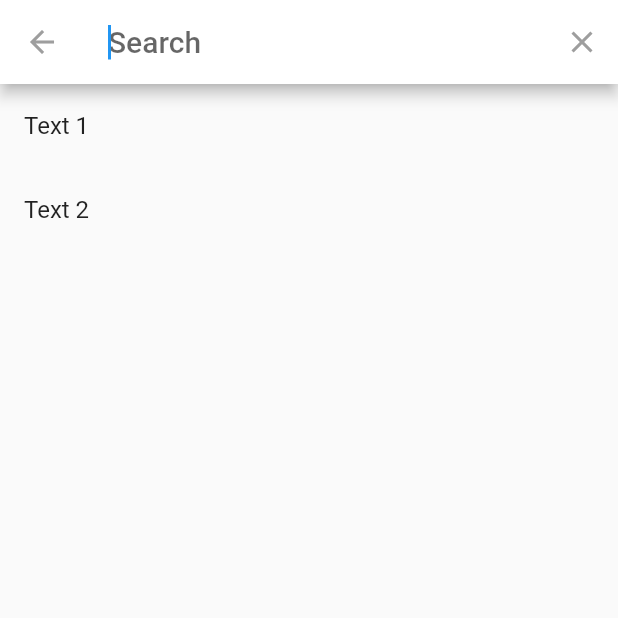
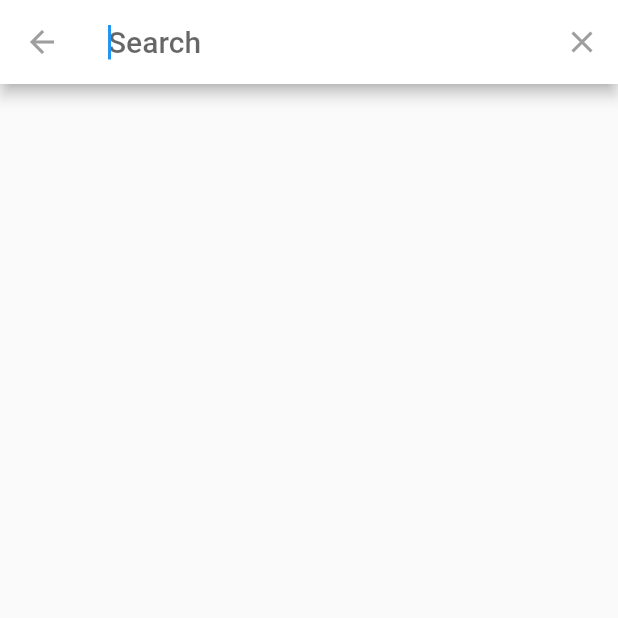
Before and after one commit to Branchlet-ANS/nam, a Flutter app: the screen it shows after launch, after a tap on the "search" icon, on a phone screen of 412 x 824 dp, the top half of it. Run offline on Flutter 3.47's test engine with Material 2 defaults, Android fonts, the phone set to English and light mode, and no system bars; our stand-ins replace csv; statements that could not run were skipped.

Commit message:
Empty recentList

```diff
--- a/lib/search.dart
+++ b/lib/search.dart
@@ -31,7 +31,7 @@ class Search extends SearchDelegate {
     return Container(child: Center(child: Text(selectedResult)));
   }
 
-  List<String> recentList = ['Text 1', 'Text 2'];
+  List<String> recentList = [];
 
   @override
   Widget buildSuggestions(BuildContext context) {
```
